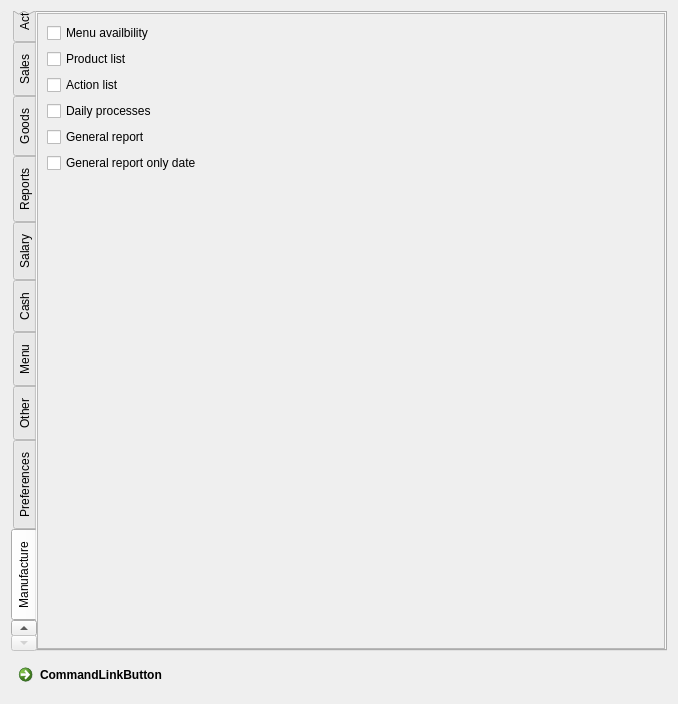
Above: FrontDesk/c5grouppermissionseditor.ui from End1-1/Cafe5 before the change. Below: the same form after it.
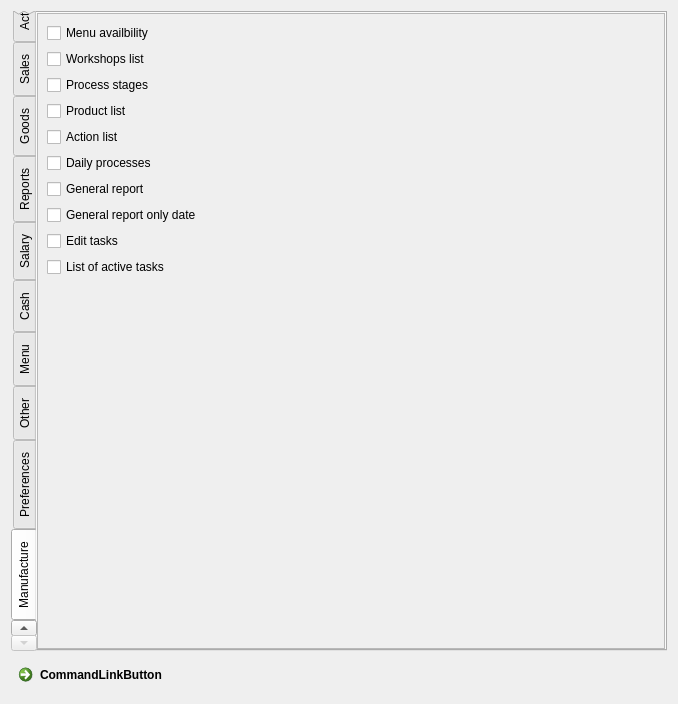
That is the form after the change. The open tabs and pages were chosen to show the change. Custom widgets are drawn as their Qt base class.

What changed in the file:
```diff
--- a/FrontDesk/c5grouppermissionseditor.ui
+++ b/FrontDesk/c5grouppermissionseditor.ui
@@ -1436,6 +1436,26 @@
              </property>
             </widget>
            </item>
+           <item>
+            <widget class="C5CheckBox" name="checkBox_108">
+             <property name="text">
+              <string>Workshops list</string>
+             </property>
+             <property name="Tag" stdset="0">
+              <number>1006</number>
+             </property>
+            </widget>
+           </item>
+           <item>
+            <widget class="C5CheckBox" name="checkBox_109">
+             <property name="text">
+              <string>Process stages</string>
+             </property>
+             <property name="Tag" stdset="0">
+              <number>1007</number>
+             </property>
+            </widget>
+           </item>
            <item>
             <widget class="C5CheckBox" name="checkBox_100">
              <property name="text">
@@ -1486,6 +1506,26 @@
              </property>
             </widget>
            </item>
+           <item>
+            <widget class="C5CheckBox" name="checkBox_111">
+             <property name="text">
+              <string>Edit tasks</string>
+             </property>
+             <property name="Tag" stdset="0">
+              <number>1009</number>
+             </property>
+            </widget>
+           </item>
+           <item>
+            <widget class="C5CheckBox" name="checkBox_110">
+             <property name="text">
+              <string>List of active tasks</string>
+             </property>
+             <property name="Tag" stdset="0">
+              <number>1008</number>
+             </property>
+            </widget>
+           </item>
            <item>
             <spacer name="verticalSpacer_3">
              <property name="orientation">
```
Left out of the diff: 130 changed lines with no effect on the pictures.
